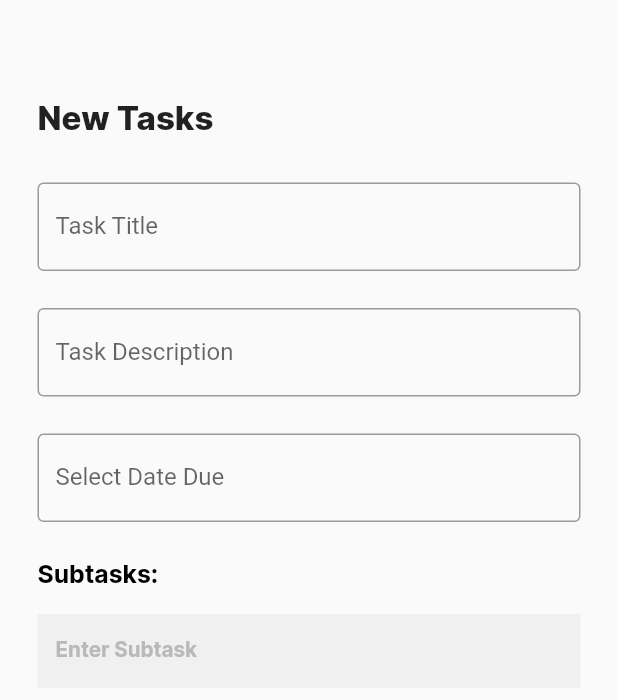
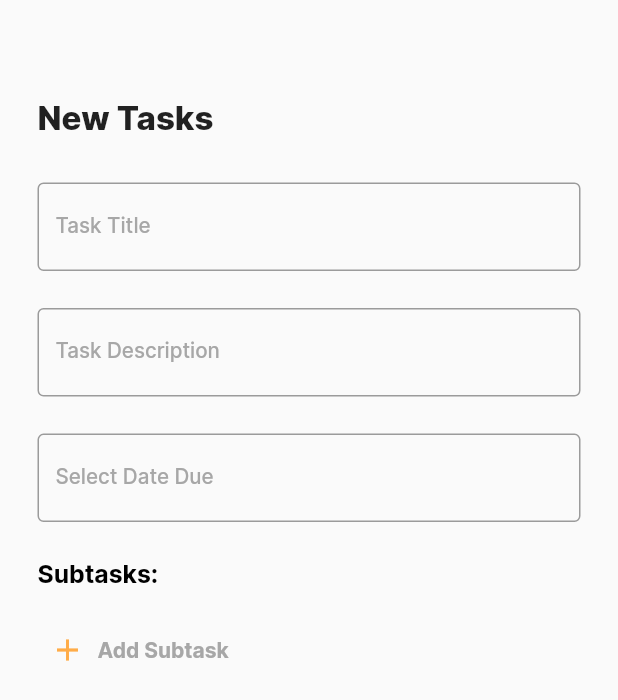
Before and after one commit to GloriaMMuthumbi/managed_todo_app, a Flutter app: the NewTaskFormScreen screen opened directly, on a phone screen of 412 x 824 dp. Shown: the top 700 px of the screen. Run offline on Flutter 3.47's test engine with Material 2 defaults, Android fonts, the phone set to English and light mode, and no system bars; our stand-ins replace sizer.

Commit message:
Add subtask changes and add subtask button added

```diff
--- a/lib/screens/new_task_form_screen.dart
+++ b/lib/screens/new_task_form_screen.dart
@@ -57,25 +57,40 @@ class _NewTaskFormScreenState extends State<NewTaskFormScreen> {
               ),
             ),
             SizedBox(height: 3.h),
-            const TextField(
+            TextField(
               decoration: InputDecoration(
-                border: OutlineInputBorder(),
+                  border: const OutlineInputBorder(),
                   labelText: 'Task Title',
-              ),
-            ),
-            SizedBox(height: 3.h),
-            const TextField(
-              decoration: InputDecoration(
-                border: OutlineInputBorder(),
-                labelText: 'Task Description',
-              ),
+                  labelStyle: TextStyle(
+                    fontFamily: 'Inter',
+                    fontSize: 10.sp,
+                    fontWeight: FontWeight.w500,
+                    color: const Color(0xffA7A7A7),
+                  )),
             ),
             SizedBox(height: 3.h),
             TextField(
-              decoration: const InputDecoration(
-                border: OutlineInputBorder(),
+              decoration: InputDecoration(
+                  border: const OutlineInputBorder(),
+                  labelText: 'Task Description',
+                  labelStyle: TextStyle(
+                    fontFamily: 'Inter',
+                    fontSize: 10.sp,
+                    fontWeight: FontWeight.w500,
+                    color: const Color(0xffA7A7A7),
+                  )),
+            ),
+            SizedBox(height: 3.h),
+            TextField(
+              decoration: InputDecoration(
+                  border: const OutlineInputBorder(),
                   labelText: 'Select Date Due',
-              ),
+                  labelStyle: TextStyle(
+                    fontFamily: 'Inter',
+                    fontSize: 10.sp,
+                    fontWeight: FontWeight.w500,
+                    color: const Color(0xffA7A7A7),
+                  )),
               controller: dateInputController,
               readOnly: true,
               onTap: () async {
@@ -137,7 +152,13 @@ class _NewTaskFormScreenState extends State<NewTaskFormScreen> {
                                       },
                                       title: Text(
                                         subtaskList[index],
-                                        style: TextStyle(
+                                        style: checkboxValues[index]
+                                            ? const TextStyle(
+                                                decoration:
+                                                    TextDecoration.lineThrough,
+                                                color: Color(0xffA7A7A7),
+                                              )
+                                            : TextStyle(
                                                 fontFamily: 'Inter',
                                                 fontSize: 10.sp,
                                                 fontWeight: FontWeight.w500,
@@ -156,13 +177,13 @@ class _NewTaskFormScreenState extends State<NewTaskFormScreen> {
                                 onPressed: () {
                                   setState(() {
                                     subtaskList.removeAt(index);
-                                    //checkboxValues.removeAt(index);
                                   });
                                 },
                               ),
                             ],
                           );
                         }),
+                    if (showSubtaskList)
                       TextField(
                         decoration: InputDecoration(
                           border: InputBorder.none,
@@ -183,9 +204,29 @@ class _NewTaskFormScreenState extends State<NewTaskFormScreen> {
                             subtaskList.add(value);
                             checkboxValues.add(false);
                             subtaskInputController.clear();
+                            showSubtaskList = !showSubtaskList;
                           });
                         },
-                    )
+                      ),
+                    TextButton.icon(
+                        onPressed: () {
+                          setState(() {
+                            showSubtaskList = !showSubtaskList;
+                          });
+                        },
+                        icon: const Icon(
+                          Icons.add,
+                          color: Color(0xffFFAC48),
+                        ),
+                        label: const Text(
+                          "Add Subtask",
+                          style: TextStyle(
+                            fontFamily: 'Inter',
+                            fontSize: 14,
+                            fontWeight: FontWeight.w600,
+                            color: Color(0xffA7A7A7),
+                          ),
+                        ))
                   ]),
             )
           ],
```
Lines whose indentation alone changed are shown as unchanged.
